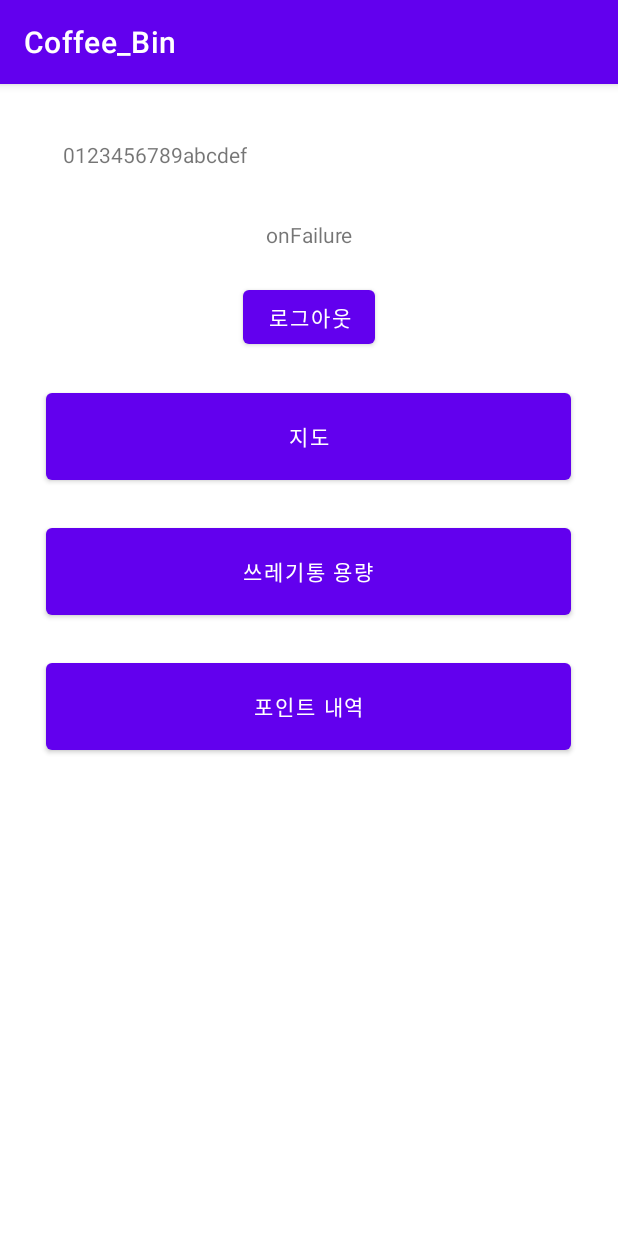
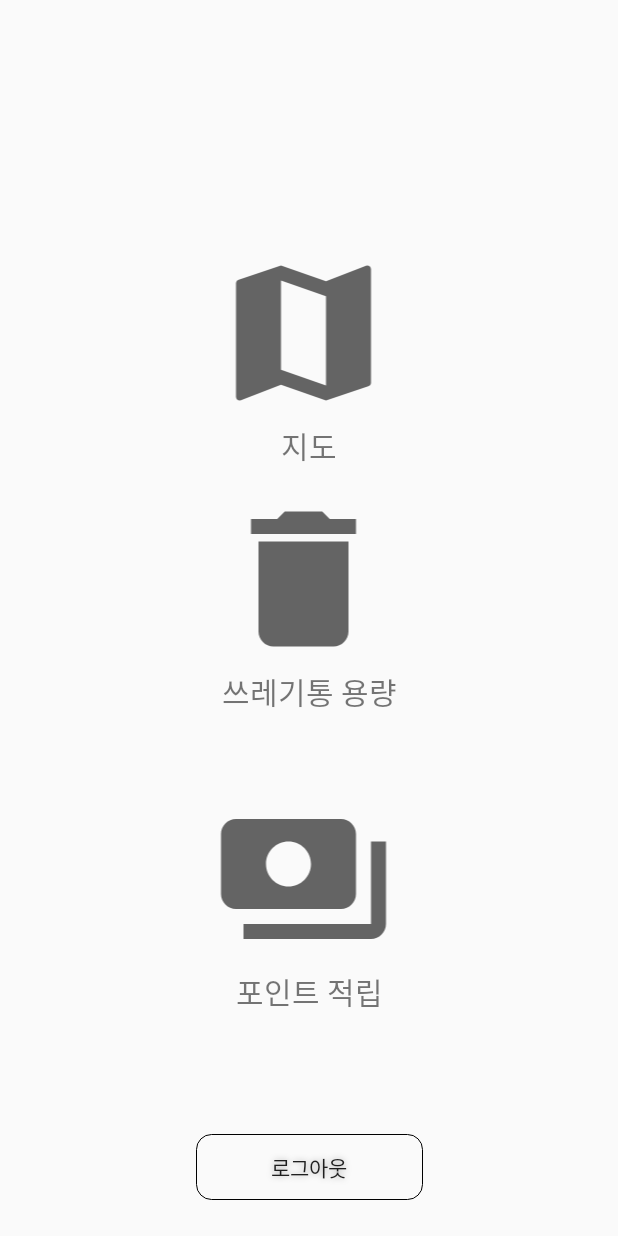
Before and after one commit to choijoey/Coffee_Bin, an Android app: the MainActivity screen opened directly, with no data from a screen before it, on a phone screen of 412 x 824 dp. Run offline under Robolectric (Android 15) with nearby library versions, the phone set to English and light mode, and no system bars; libraries missing offline, so code that uses them is left out: com.gun0912.tedpermission, com.kakao.usermgmt; 3 statements that could not run were skipped.

Commit message:
ui 개선 1트

```diff
--- a/app/src/main/java/com/example/coffee_bin/MainActivity.java
+++ b/app/src/main/java/com/example/coffee_bin/MainActivity.java
@@ -1,5 +1,6 @@
 package com.example.coffee_bin;
 
+import androidx.appcompat.app.ActionBar;
 import androidx.appcompat.app.AppCompatActivity;
 
 import android.Manifest;
@@ -11,6 +12,7 @@ import android.telephony.TelephonyManager;
 import android.util.Log;
 import android.view.View;
 import android.widget.Button;
+import android.widget.ImageButton;
 import android.widget.TextView;
 import android.widget.Toast;
 
@@ -34,7 +36,7 @@ public class MainActivity extends AppCompatActivity {
     private String serial;
 
     TextView tv_email;
-    TextView tv_serialNum;
+    //TextView tv_serialNum;
     ApiInterface api;
 
     @Override
@@ -43,11 +45,14 @@ public class MainActivity extends AppCompatActivity {
 
         super.onCreate(savedInstanceState);
 
-        TelephonyManager tm =
-                (TelephonyManager) this.getSystemService(Context.TELEPHONY_SERVICE);
-        serial = Secure.getString(this.getContentResolver(), Secure.ANDROID_ID);
+        //TelephonyManager tm =
+         //       (TelephonyManager) this.getSystemService(Context.TELEPHONY_SERVICE);
+        //serial = Secure.getString(this.getContentResolver(), Secure.ANDROID_ID);
         //https://stackoverflow.com/questions/4799394/is-secure-android-id-unique-for-each-device
 
+        //액션바 숨기기
+        ActionBar actionBar = getSupportActionBar();
+        actionBar.hide();
 
         //api 생성
         api = HttpClient.getRetrofit().create( ApiInterface.class );
@@ -56,17 +61,10 @@ public class MainActivity extends AppCompatActivity {
         setContentView(R.layout.activity_main);
 
         Intent intent = getIntent();
-        //strEmail=intent.getStringExtra("email");
+        strEmail=intent.getStringExtra("email");
         nickName=intent.getStringExtra("name");
         phoneNum= intent.getStringExtra("phoneNum");
-         tv_email=findViewById(R.id.tv_email);
-        TextView tv_phoneNum=findViewById(R.id.tv_phoneNum);
-        TextView tv_nickname=findViewById(R.id.tv_nickname);
-        tv_serialNum=findViewById(R.id.tv_serialNum);
-        //tv_email.setText(strEmail);
-        tv_serialNum.setText(serial);
-        tv_phoneNum.setText(phoneNum);
-        tv_nickname.setText(nickName);
+
 
         findViewById(R.id.btn_logout).setOnClickListener(new View.OnClickListener() {
             @Override
@@ -86,9 +84,9 @@ public class MainActivity extends AppCompatActivity {
         requestPost();
 
 
-        Button mapBtn = findViewById(R.id.map_btn);
-        Button volumeBtn = findViewById(R.id.volume_btn);
-        Button pointCheckBtn = findViewById(R.id.point_check_btn);
+        ImageButton mapBtn = findViewById(R.id.map_btn);
+        ImageButton volumeBtn = findViewById(R.id.volume_btn);
+        ImageButton pointCheckBtn = findViewById(R.id.point_check_btn);
 
 
 
@@ -149,7 +147,7 @@ public class MainActivity extends AppCompatActivity {
     // POST 통신요청
     public void requestPost() {
 
-        ReqLoginData reqLoginData = new ReqLoginData( phone_format(phoneNum),serial);
+        ReqLoginData reqLoginData = new ReqLoginData( phone_format(phoneNum),strEmail);
 
         Call<ResLoginData> call = api.requestPostLogin( reqLoginData );
 
@@ -161,13 +159,13 @@ public class MainActivity extends AppCompatActivity {
             public void onResponse(Call<ResLoginData> call, Response<ResLoginData> response) {
                 Log.d("TEST","onResponse 전");
                 System.out.println("dddddddddddddd"+response.body());
-                tv_email.setText( response.body().toString() );    // body() - API 결과값을 객체에 맵핑
+                //tv_email.setText( response.body().toString() );    // body() - API 결과값을 객체에 맵핑
                 Log.d("TEST","onResponse 후");
             }
 
             @Override
             public void onFailure(Call<ResLoginData> call, Throwable t) {
-                tv_email.setText( "onFailure" );
+                //tv_email.setText( "onFailure" );
                 Log.d("TEST","로그찍어봄",t);
             }
         } );
--- a/app/src/main/java/com/example/coffee_bin/PointCheckActivity.java
+++ b/app/src/main/java/com/example/coffee_bin/PointCheckActivity.java
@@ -19,6 +19,8 @@ public class PointCheckActivity extends AppCompatActivity {
         super.onCreate(savedInstanceState);
         setContentView(R.layout.activity_point_check);
 
+
+
         noticeListView = (ListView) findViewById((R.id.point_listView));
         noticeList=new ArrayList<Notice>();
         noticeList.add(new Notice("적립 내역 안내","+30","2021-10-30"));
--- /dev/null
+++ b/app/src/main/res/drawable/baseline_delete_20.xml
@@ -0,0 +1,10 @@
+<vector xmlns:android="http://schemas.android.com/apk/res/android"
+    android:width="20dp"
+    android:height="20dp"
+    android:viewportWidth="20"
+    android:viewportHeight="20"
+    android:tint="?attr/colorControlNormal">
+  <path
+      android:fillColor="@android:color/white"
+      android:pathData="M4,6v10c0,1.1 0.9,2 2,2h8c1.1,0 2,-0.9 2,-2L16,6L4,6zM17,3h-3l-1,-1L7,2L6,3L3,3v2h14L17,3z"/>
+</vector>
--- /dev/null
+++ b/app/src/main/res/drawable/baseline_delete_24.xml
@@ -0,0 +1,10 @@
+<vector xmlns:android="http://schemas.android.com/apk/res/android"
+    android:width="24dp"
+    android:height="24dp"
+    android:viewportWidth="24"
+    android:viewportHeight="24"
+    android:tint="?attr/colorControlNormal">
+  <path
+      android:fillColor="@android:color/white"
+      android:pathData="M6,19c0,1.1 0.9,2 2,2h8c1.1,0 2,-0.9 2,-2V7H6v12zM19,4h-3.5l-1,-1h-5l-1,1H5v2h14V4z"/>
+</vector>
--- /dev/null
+++ b/app/src/main/res/drawable/baseline_logout_24.xml
@@ -0,0 +1,11 @@
+<vector xmlns:android="http://schemas.android.com/apk/res/android"
+    android:width="24dp"
+    android:height="24dp"
+    android:viewportWidth="24"
+    android:viewportHeight="24"
+    android:tint="?attr/colorControlNormal"
+    android:autoMirrored="true">
+  <path
+      android:fillColor="@android:color/white"
+      android:pathData="M17,7l-1.41,1.41L18.17,11H8v2h10.17l-2.58,2.58L17,17l5,-5zM4,5h8V3H4c-1.1,0 -2,0.9 -2,2v14c0,1.1 0.9,2 2,2h8v-2H4V5z"/>
+</vector>
--- /dev/null
+++ b/app/src/main/res/drawable/baseline_map_24.xml
@@ -0,0 +1,10 @@
+<vector xmlns:android="http://schemas.android.com/apk/res/android"
+    android:width="24dp"
+    android:height="24dp"
+    android:viewportWidth="24"
+    android:viewportHeight="24"
+    android:tint="?attr/colorControlNormal">
+  <path
+      android:fillColor="@android:color/white"
+      android:pathData="M20.5,3l-0.16,0.03L15,5.1 9,3 3.36,4.9c-0.21,0.07 -0.36,0.25 -0.36,0.48V20.5c0,0.28 0.22,0.5 0.5,0.5l0.16,-0.03L9,18.9l6,2.1 5.64,-1.9c0.21,-0.07 0.36,-0.25 0.36,-0.48V3.5c0,-0.28 -0.22,-0.5 -0.5,-0.5zM15,19l-6,-2.11V5l6,2.11V19z"/>
+</vector>
--- /dev/null
+++ b/app/src/main/res/drawable/baseline_payments_24.xml
@@ -0,0 +1,10 @@
+<vector xmlns:android="http://schemas.android.com/apk/res/android"
+    android:width="24dp"
+    android:height="24dp"
+    android:viewportWidth="24"
+    android:viewportHeight="24"
+    android:tint="?attr/colorControlNormal">
+  <path
+      android:fillColor="@android:color/white"
+      android:pathData="M19,14L19,6c0,-1.1 -0.9,-2 -2,-2L3,4c-1.1,0 -2,0.9 -2,2v8c0,1.1 0.9,2 2,2h14c1.1,0 2,-0.9 2,-2zM10,13c-1.66,0 -3,-1.34 -3,-3s1.34,-3 3,-3 3,1.34 3,3 -1.34,3 -3,3zM23,7v11c0,1.1 -0.9,2 -2,2L4,20v-2h17L21,7h2z"/>
+</vector>
--- /dev/null
+++ b/app/src/main/res/drawable/buttonshape.xml
@@ -0,0 +1,12 @@
+<?xml version="1.0" encoding="utf-8"?>
+<shape xmlns:android="http://schemas.android.com/apk/res/android"
+    android:shape="rectangle">
+
+    <stroke
+        android:width="0.1dp"
+        android:color="@color/black" />
+    <size
+        android:width="36dp"
+        android:height="50dp" />
+    <corners android:radius="10dp" />
+</shape>
--- a/app/src/main/res/layout/activity_kakao_login.xml
+++ b/app/src/main/res/layout/activity_kakao_login.xml
@@ -6,6 +6,16 @@
     android:layout_height="match_parent"
     tools:context=".KakaoLoginActivity">
 
+    <ImageView
+        android:layout_width="411dp"
+        android:layout_height="734dp"
+        android:layout_marginBottom="150dp"
+        android:src="@drawable/eco"
+        app:layout_constraintBottom_toBottomOf="parent"
+        app:layout_constraintEnd_toEndOf="parent"
+        app:layout_constraintStart_toStartOf="parent"
+        app:layout_constraintTop_toTopOf="parent"
+        app:layout_constraintVertical_bias="0.666" />
 
     <com.kakao.usermgmt.LoginButton
         android:id="@+id/loginButton"
@@ -13,6 +23,7 @@
         android:layout_height="59dp"
         android:layout_marginStart="20dp"
         android:layout_marginLeft="20dp"
+        android:layout_marginTop="150dp"
         android:layout_marginEnd="20dp"
         android:layout_marginRight="20dp"
         app:layout_constraintBottom_toBottomOf="parent"
@@ -33,7 +44,7 @@
         android:layout_marginRight="10dp"
         android:fontFamily="@font/maruburi_semibold"
         android:text="Coffee Bin"
-        android:textColor="#59FF00"
+        android:textColor="#DEB887"
         android:textSize="70dp"
         app:layout_constraintBottom_toTopOf="@+id/loginButton"
         app:layout_constraintEnd_toEndOf="parent"
--- a/app/src/main/res/layout/activity_main.xml
+++ b/app/src/main/res/layout/activity_main.xml
@@ -6,89 +6,101 @@
     android:layout_height="match_parent"
     tools:context=".MainActivity">
 
-    <Button
+    <ImageButton
         android:id="@+id/map_btn"
-        android:layout_width="350dp"
-        android:layout_height="70dp"
-        android:layout_marginTop="200dp"
-        android:text="지도"
+        android:layout_width="150dp"
+        android:layout_height="120dp"
+        android:background="@android:color/transparent"
+        android:scaleType="fitCenter"
+        android:src="@drawable/baseline_map_24"
+        app:layout_constraintBottom_toBottomOf="parent"
         app:layout_constraintEnd_toEndOf="parent"
-        app:layout_constraintHorizontal_bias="0.497"
+        app:layout_constraintHorizontal_bias="0.486"
         app:layout_constraintStart_toStartOf="parent"
-        app:layout_constraintTop_toTopOf="parent" />
+        app:layout_constraintTop_toTopOf="parent"
+        app:layout_constraintVertical_bias="0.23" />
 
-    <Button
+    <ImageButton
         android:id="@+id/volume_btn"
-        android:layout_width="350dp"
-        android:layout_height="70dp"
-        android:layout_marginTop="20dp"
-        android:text="쓰레기통 용량"
+        android:layout_width="150dp"
+        android:layout_height="120dp"
+        android:background="@android:color/transparent"
+        android:scaleType="fitCenter"
+        android:src="@drawable/baseline_delete_24"
+        app:layout_constraintBottom_toTopOf="@+id/point_check_btn"
         app:layout_constraintEnd_toEndOf="parent"
-        app:layout_constraintHorizontal_bias="0.497"
+        app:layout_constraintHorizontal_bias="0.486"
         app:layout_constraintStart_toStartOf="parent"
-        app:layout_constraintTop_toBottomOf="@+id/map_btn" />
+        app:layout_constraintTop_toBottomOf="@+id/textView3"
+        app:layout_constraintVertical_bias="0.035" />
 
-    <Button
+    <ImageButton
         android:id="@+id/point_check_btn"
-        android:layout_width="350dp"
-        android:layout_height="70dp"
-        android:layout_marginTop="20dp"
-        android:text="포인트 내역"
+        android:layout_width="150dp"
+        android:layout_height="120dp"
+        android:background="@android:color/transparent"
+        android:scaleType="fitCenter"
+        android:src="@drawable/baseline_payments_24"
+        app:layout_constraintBottom_toBottomOf="parent"
         app:layout_constraintEnd_toEndOf="parent"
-        app:layout_constraintHorizontal_bias="0.497"
+        app:layout_constraintHorizontal_bias="0.486"
         app:layout_constraintStart_toStartOf="parent"
-        app:layout_constraintTop_toBottomOf="@+id/volume_btn" />
-
-    <TextView
-        android:id="@+id/tv_email"
-        android:layout_width="wrap_content"
-        android:layout_height="wrap_content"
-        android:text="TextView"
-        app:layout_constraintBottom_toTopOf="@+id/map_btn"
-        app:layout_constraintEnd_toEndOf="parent"
-        app:layout_constraintStart_toStartOf="parent"
-        app:layout_constraintTop_toTopOf="parent" />
+        app:layout_constraintTop_toTopOf="parent"
+        app:layout_constraintVertical_bias="0.747" />
 
     <Button
         android:id="@+id/btn_logout"
+        android:layout_width="151dp"
+        android:layout_height="44dp"
+        android:layout_marginBottom="24dp"
+        android:background="@drawable/buttonshape"
+        android:shadowColor="#A8A8A8"
+        android:shadowDx="0"
+        android:shadowDy="0"
+        android:shadowRadius="5"
+        android:fontFamily="@font/maruburi_light"
+        android:text="로그아웃"
+        app:layout_constraintBottom_toBottomOf="parent"
+        app:layout_constraintEnd_toEndOf="parent"
+        app:layout_constraintStart_toStartOf="parent" />
+
+    <TextView
+        android:id="@+id/textView3"
+        android:layout_width="108dp"
+        android:layout_height="41dp"
+        android:fontFamily="@font/maruburi_light"
+        android:text="지도"
+        android:textSize="20dp"
+        app:layout_constraintEnd_toEndOf="parent"
+        app:layout_constraintStart_toStartOf="parent"
+        app:layout_constraintTop_toBottomOf="@+id/map_btn"
+        android:textAlignment="center"
+        android:gravity="center_horizontal" />
+
+    <TextView
+        android:id="@+id/textView4"
         android:layout_width="wrap_content"
         android:layout_height="wrap_content"
-        android:text="로그아웃"
-        app:layout_constraintBottom_toTopOf="@+id/map_btn"
+        android:fontFamily="@font/maruburi_light"
+        android:text="쓰레기통 용량"
+        android:textSize="20dp"
         app:layout_constraintEnd_toEndOf="parent"
         app:layout_constraintStart_toStartOf="parent"
-        app:layout_constraintTop_toBottomOf="@+id/tv_email" />
+        app:layout_constraintTop_toBottomOf="@+id/volume_btn"
+        android:textAlignment="center"
+        android:gravity="center_horizontal"/>
 
     <TextView
-        android:id="@+id/tv_phoneNum"
+        android:id="@+id/textView5"
         android:layout_width="wrap_content"
         android:layout_height="wrap_content"
-        android:text="TextView"
-        app:layout_constraintBottom_toTopOf="@+id/tv_email"
+        android:fontFamily="@font/maruburi_light"
+        android:text="포인트 적립"
+        android:textSize="20dp"
         app:layout_constraintEnd_toEndOf="parent"
         app:layout_constraintStart_toStartOf="parent"
-        app:layout_constraintTop_toTopOf="parent" />
-
-    <TextView
-        android:id="@+id/tv_nickname"
-        android:layout_width="wrap_content"
-        android:layout_height="wrap_content"
-        android:text="TextView"
-        app:layout_constraintBottom_toBottomOf="parent"
-        app:layout_constraintEnd_toStartOf="@+id/tv_email"
-        app:layout_constraintHorizontal_bias="0.403"
-        app:layout_constraintStart_toStartOf="parent"
-        app:layout_constraintTop_toTopOf="parent"
-        app:layout_constraintVertical_bias="0.126" />
-
-    <TextView
-        android:id="@+id/tv_serialNum"
-        android:layout_width="wrap_content"
-        android:layout_height="wrap_content"
-        android:text="TextView"
-        app:layout_constraintBottom_toTopOf="@+id/tv_nickname"
-        app:layout_constraintEnd_toStartOf="@+id/tv_phoneNum"
-        app:layout_constraintStart_toStartOf="parent"
-        app:layout_constraintTop_toTopOf="parent" />
+        app:layout_constraintTop_toBottomOf="@+id/point_check_btn"
+        android:textAlignment="center"
+        android:gravity="center_horizontal"/>
 
 </androidx.constraintlayout.widget.ConstraintLayout>
--- a/app/src/main/res/layout/activity_trashcan_volume.xml
+++ b/app/src/main/res/layout/activity_trashcan_volume.xml
@@ -10,19 +10,23 @@
         android:id="@+id/bottomNavi"
         android:layout_width="match_parent"
         android:layout_height="wrap_content"
-        app:itemIconTint="#000000"
-        app:itemTextColor="#000000"
+        android:background="#FFFFFF"
+        app:itemIconTint="@color/teal_200"
+        app:itemTextColor="@color/teal_200"
         app:layout_constraintBottom_toBottomOf="parent"
         app:menu="@menu/bottom_menu"
         tools:layout_editor_absoluteX="0dp" />
 
     <FrameLayout
         android:id="@+id/main_frame"
-
-        android:layout_width="match_parent"
-        android:layout_height="673dp"
+        android:layout_width="fill_parent"
+        android:layout_height="699dp"
+        android:background="#FFFFFF"
+        app:layout_constraintBottom_toTopOf="@+id/bottomNavi"
+        app:layout_constraintEnd_toEndOf="parent"
+        app:layout_constraintStart_toStartOf="parent"
         app:layout_constraintTop_toTopOf="parent"
-        tools:layout_editor_absoluteX="1dp">
+        app:layout_constraintVertical_bias="1.0">
 
     </FrameLayout>
 </androidx.constraintlayout.widget.ConstraintLayout>
--- a/app/src/main/res/layout/listview_items.xml
+++ b/app/src/main/res/layout/listview_items.xml
@@ -9,7 +9,12 @@
     <TextView
         android:id="@+id/Title"
         android:layout_width="400dp"
-        android:layout_height="89dp" />
+        android:layout_height="89dp"
+        android:fontFamily="@font/maruburi_regular"
+        android:textColor="#090807"
+        android:textSize="60dp"
+        android:textAlignment="center"
+        android:gravity="center_horizontal"/>
 
     <ImageView
         android:id="@+id/listview_images"
@@ -20,7 +25,12 @@
     <TextView
         android:id="@+id/Description"
         android:layout_width="match_parent"
-        android:layout_height="118dp" />
+        android:layout_height="118dp"
+        android:fontFamily="@font/maruburi_light"
+        android:textColor="#000000"
+        android:textSize="50dp"
+        android:textAlignment="center"
+        android:gravity="center_horizontal"/>
 
 
 </LinearLayout>
--- a/app/src/main/res/values/colors.xml
+++ b/app/src/main/res/values/colors.xml
@@ -1,10 +1,10 @@
 <?xml version="1.0" encoding="utf-8"?>
 <resources>
-    <color name="purple_200">#FFBB86FC</color>
-    <color name="purple_500">#FF6200EE</color>
-    <color name="purple_700">#FF3700B3</color>
+    <color name="purple_200">#20BD27</color>
+    <color name="purple_500">#148C19</color>
+    <color name="purple_700">#148C19</color>
     <color name="teal_200">#FF03DAC5</color>
     <color name="teal_700">#FF018786</color>
-    <color name="black">#FF000000</color>
+    <color name="black">#000000</color>
     <color name="white">#FFFFFFFF</color>
 </resources>
--- a/app/src/main/res/values/themes.xml
+++ b/app/src/main/res/values/themes.xml
@@ -1,6 +1,6 @@
 <resources xmlns:tools="http://schemas.android.com/tools">
     <!-- Base application theme. -->
-    <style name="Theme.Coffee_Bin" parent="Theme.MaterialComponents.DayNight.DarkActionBar">
+    <style name="Theme.Coffee_Bin" parent="Theme.AppCompat.Light">
         <!-- Primary brand color. -->
         <item name="colorPrimary">@color/purple_500</item>
         <item name="colorPrimaryVariant">@color/purple_700</item>
```
Also changed, not shown: app/src/main/res/drawable-v24/coffeecup.png (deleted), app/src/main/res/drawable/eco.png (added), app/src/main/res/drawable/point.png (deleted).
